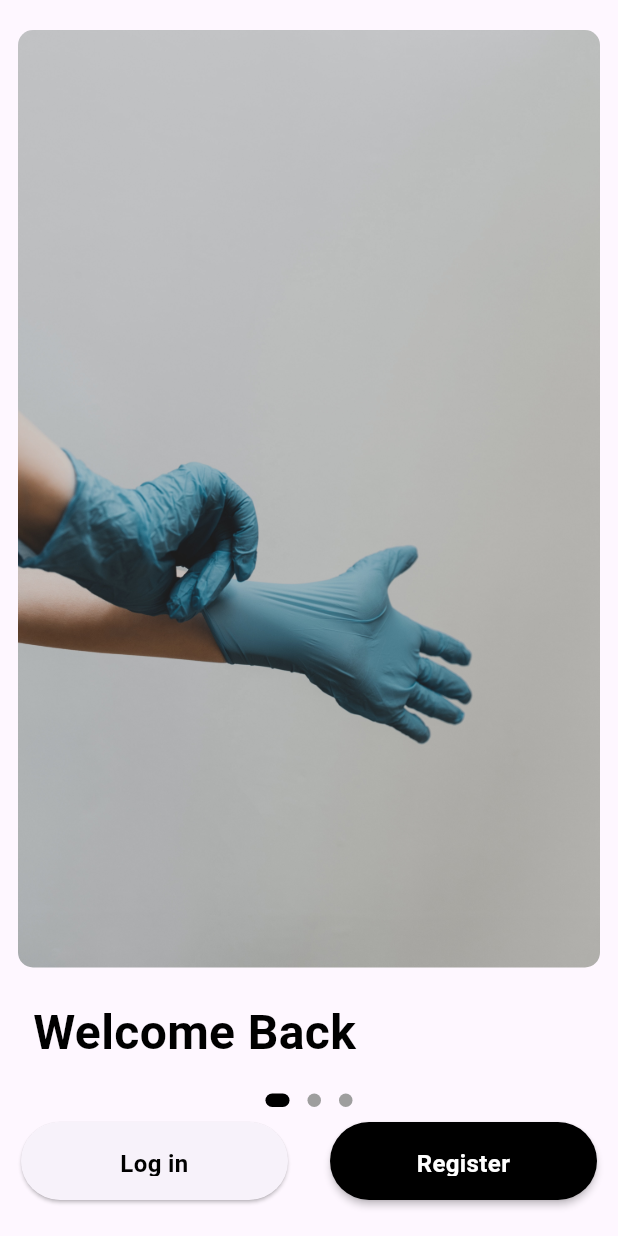
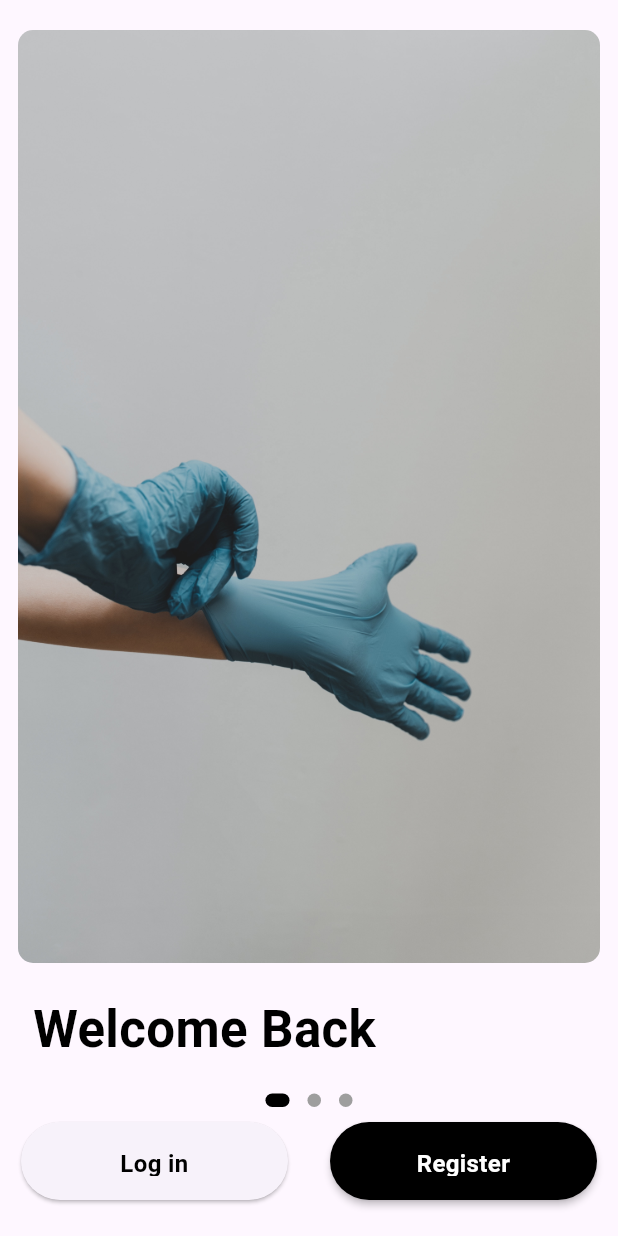
Before and after one commit to bryaanabraham/monefy_app, a Flutter app: the screen it shows after launch, on a phone screen of 412 x 824 dp. Run offline on Flutter 3.47's test engine with Material 3 defaults, Android fonts, the phone set to English and light mode, and no system bars; drawn by our look-alikes of dots_indicator.

Commit message:
start up page UI completed, Navigations pending

```diff
--- a/lib/main.dart
+++ b/lib/main.dart
@@ -11,7 +11,8 @@
   @override
   Widget build(BuildContext context) {
     return MaterialApp(
-      title: 'Monefy',
+      debugShowCheckedModeBanner: false,
+      theme: ThemeData.light(useMaterial3: true),
       home: StartUpPage(),
     );
   }
--- a/lib/start_up_page.dart
+++ b/lib/start_up_page.dart
@@ -28,7 +28,7 @@
                   PageContent(
                     imagePath: "assets/Images/StartUp1.jpeg",
                     title: "Welcome Back",
-                    font_size: 32,
+                    font_size: 34,
                   ),
                   PageContent(
                     imagePath: "assets/Images/StartUp2.jpeg",
```
